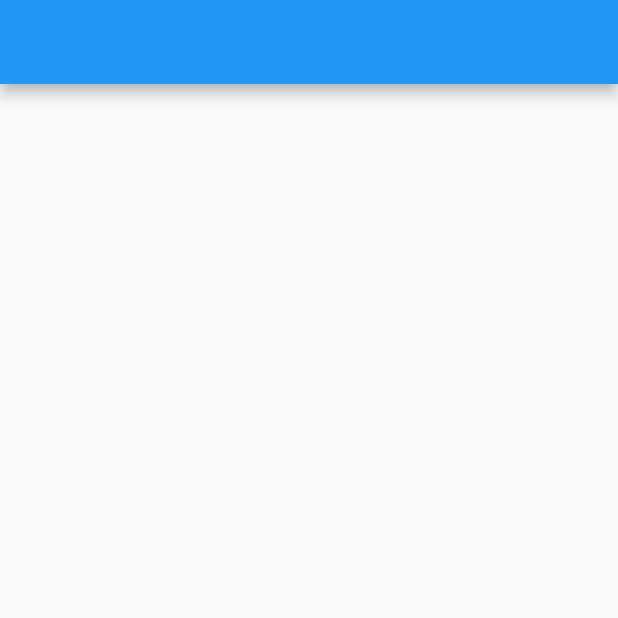
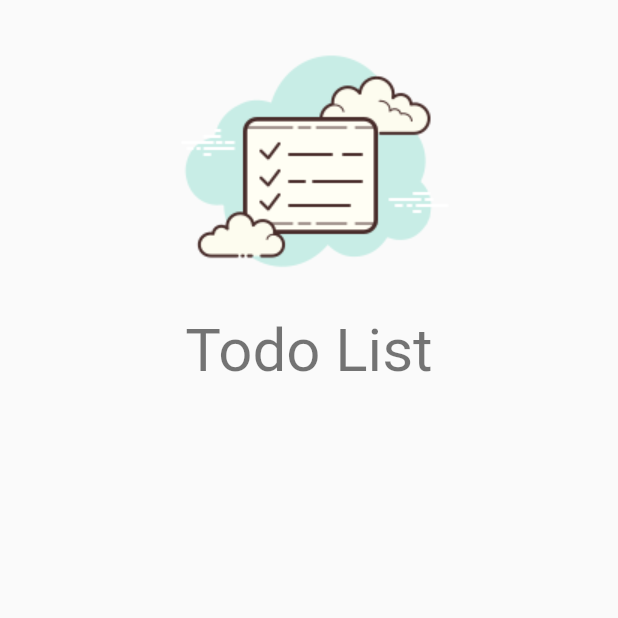
Before and after one commit to cabavas/todo_list, a Flutter app: the SplashPage screen opened directly, on a phone screen of 412 x 824 dp, the top half of it. Run offline on Flutter 3.47's test engine with Material 2 defaults, Android fonts, the phone set to English and light mode, and no system bars; our stand-ins replace firebase_auth, firebase_core, flutter_signin_button, google_fonts, sqflite, sqflite_common and 1 more; accounts and stored records are empty; Roboto replaces fonts that are missing (Mandali).

```diff
--- a/lib/app/app_widget.dart
+++ b/lib/app/app_widget.dart
@@ -3,6 +3,8 @@ import 'package:todo_list/app/core/database/sqlite_adm_connection.dart';
 import 'package:todo_list/app/core/ui/todo_list_ui_config.dart';
 import 'package:todo_list/app/modules/auth/auth_module.dart';
 import 'package:todo_list/app/modules/splash/splash_page.dart';
+
+import 'modules/auth/login/login_page.dart';
 
 class AppWidget extends StatefulWidget {
   const AppWidget({Key? key}) : super(key: key);
@@ -34,7 +36,7 @@ class _AppWidgetState extends State<AppWidget> {
       routes: {
         ...AuthModule().routers,
       },
-      home: const SplashPage(),
+      home: const LoginPage(),
     );
   }
 }
--- a/lib/app/core/widget/todo_list_logo.dart
+++ b/lib/app/core/widget/todo_list_logo.dart
@@ -13,7 +13,7 @@ class TodoListLogo extends StatelessWidget {
           'assets/logo.png',
           height: 200,
         ),
-        Text('Todo List', style: context.textTheme.headline6)
+        Text('Todo List', style: context.textTheme.headlineLarge)
       ],
     );
   }
--- a/lib/app/modules/splash/splash_page.dart
+++ b/lib/app/modules/splash/splash_page.dart
@@ -1,4 +1,6 @@
 import 'package:flutter/material.dart';
+
+import '../../core/widget/todo_list_logo.dart';
 
 class SplashPage extends StatelessWidget {
   const SplashPage({Key? key}) : super(key: key);
@@ -6,10 +8,30 @@ class SplashPage extends StatelessWidget {
   @override
   Widget build(BuildContext context) {
     return Scaffold(
-      appBar: AppBar(
-        title: const Text(''),
+      body: LayoutBuilder(
+        builder: (context, constraints) {
+          return SingleChildScrollView(
+            child: ConstrainedBox(
+              constraints: BoxConstraints(
+                minHeight: constraints.maxHeight,
+                minWidth: constraints.maxWidth,
+              ),
+              child: IntrinsicHeight(
+                child: Column(
+                  mainAxisSize: MainAxisSize.min,
+                  children: const [
+                    SizedBox(
+                      height: 10,
+                    ),
+                    TodoListLogo(),
+                    Text(''),
+                  ],
+                ),
+              ),
+            ),
+          );
+        },
       ),
-      body: Container(),
     );
   }
 }
--- a/lib/app/repositories/user/user_repository_impl.dart
+++ b/lib/app/repositories/user/user_repository_impl.dart
@@ -3,7 +3,7 @@ import 'package:todo_list/app/exceptions/auth_exception.dart';
 import 'package:todo_list/app/repositories/user/user_repository.dart';
 
 class UserRepositoryImpl implements UserRepository {
-  FirebaseAuth _firebaseAuth;
+  final FirebaseAuth _firebaseAuth;
 
   UserRepositoryImpl({required FirebaseAuth firebaseAuth})
       : _firebaseAuth = firebaseAuth;
@@ -14,7 +14,7 @@ class UserRepositoryImpl implements UserRepository {
       final userCredential = await _firebaseAuth.createUserWithEmailAndPassword(
           email: email, password: password);
       return userCredential.user;
-    } on FirebaseAuthException catch (e, s) {
+    } on FirebaseAuthException catch (e) {
       if (e.code == 'email-already-exists') {
         final loginTypes =
             await _firebaseAuth.fetchSignInMethodsForEmail(email);
--- a/lib/main.dart
+++ b/lib/main.dart
@@ -3,7 +3,7 @@ import 'package:flutter/material.dart';
 import 'package:todo_list/app/app_module.dart';
 
 Future<void> main() async {
-  WidgetsFlutterBinding.ensureInitialized();
+  await WidgetsFlutterBinding.ensureInitialized();
   await Firebase.initializeApp();
   runApp(const AppModule());
 }
```
Also changed, not shown: pubspec.yaml (+6 -3 lines), pubspec.lock.
